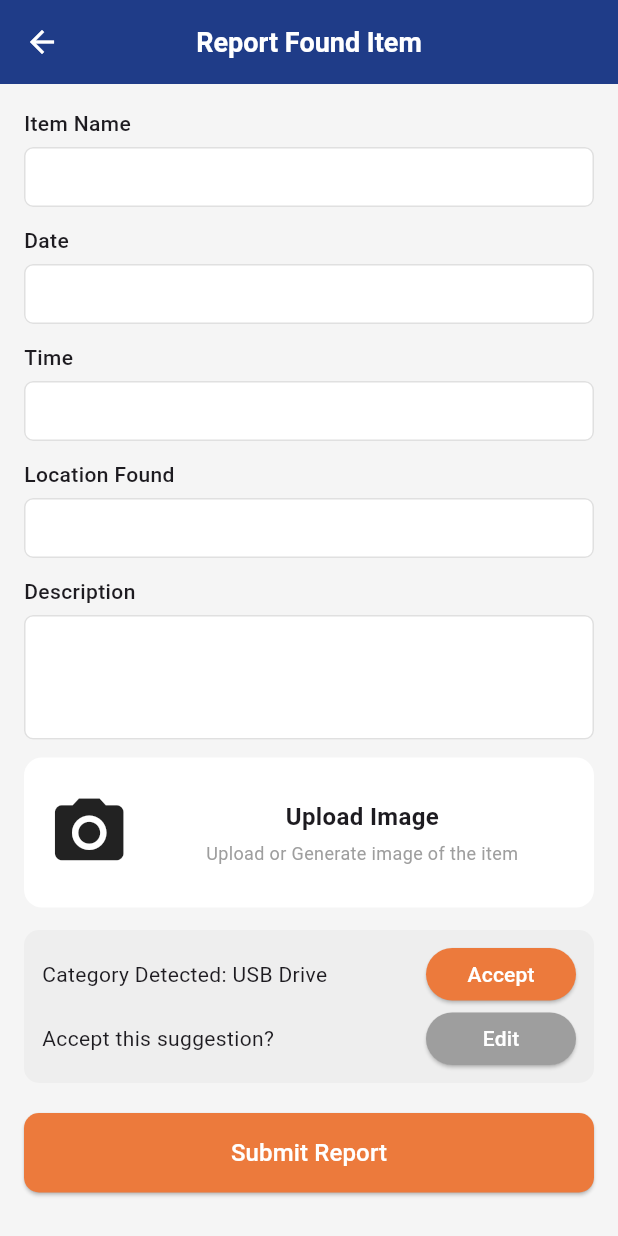
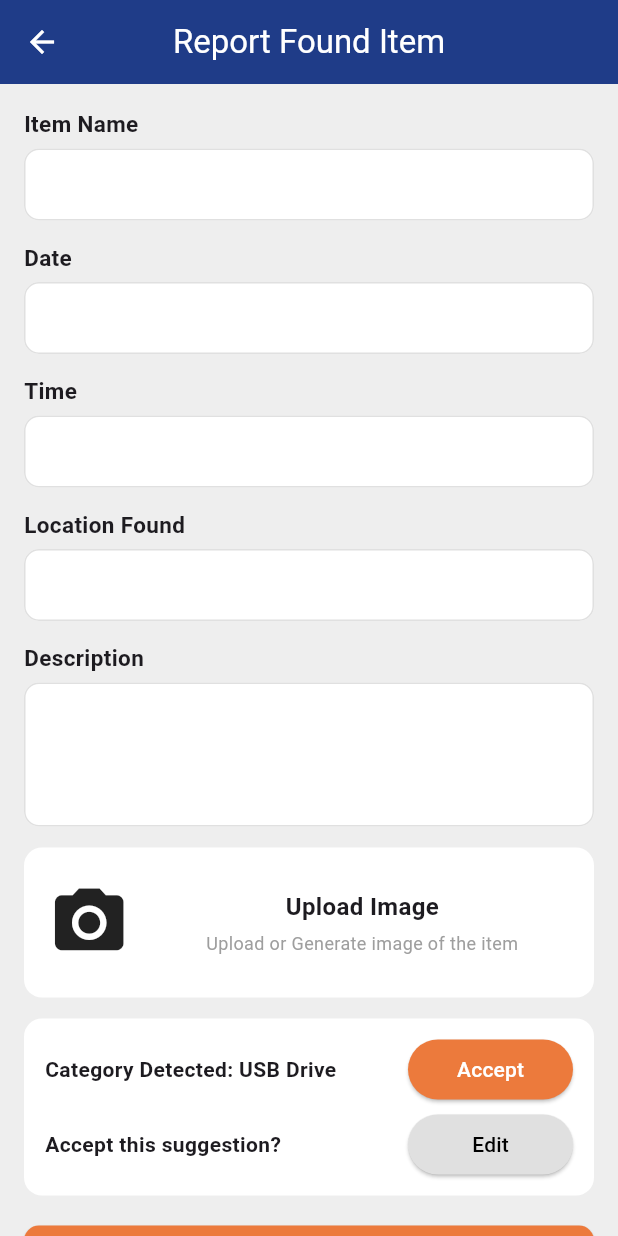
Before and after one commit to tajithtr/campus-lost-found-app, a Flutter app: the ReportFoundItemPage screen opened by its route, on a phone screen of 412 x 824 dp. Run offline on Flutter 3.47's test engine with Material 3 defaults, Android fonts, the phone set to English and light mode, and no system bars; our stand-ins replace cloud_firestore, firebase_auth, firebase_core, image_picker; accounts and stored records are empty.

Commit message:
Add Found Items screens: list, details, and report
1.report_found_item_screen.dart – Screen to report a found item with fields for name, date, time, location, description, image upload, and category suggestions.

2.found_items_list_screen.dart – List screen to view found items with search, category tabs, and navigation to details.

3.found_item_details_screen.dart – Detailed view of a found item showing image, location, date/time, category, AI owner suggestions, and actions to contact owner or mark as read.`

```diff
--- a/campus_lost_found_app/lib/features/found_items/screens/report_found_item_screen.dart
+++ b/campus_lost_found_app/lib/features/found_items/screens/report_found_item_screen.dart
@@ -4,132 +4,109 @@ class ReportFoundItemPage extends StatefulWidget {
   const ReportFoundItemPage({super.key});
 
   @override
-  ReportFoundItemPageState createState() => ReportFoundItemPageState();
+  _ReportFoundItemPageState createState() => _ReportFoundItemPageState();
 }
 
-class ReportFoundItemPageState extends State<ReportFoundItemPage> {
-  final TextEditingController itemNameController = TextEditingController();
-  final TextEditingController dateController = TextEditingController();
-  final TextEditingController timeController = TextEditingController();
-  final TextEditingController locationController = TextEditingController();
-  final TextEditingController descriptionController = TextEditingController();
+class _ReportFoundItemPageState extends State<ReportFoundItemPage> {
+  TextEditingController dateController = TextEditingController();
+  TextEditingController timeController = TextEditingController();
+
+  Widget inputField(
+    String title, {
+    int maxLines = 1,
+    TextEditingController? controller,
+    VoidCallback? onTap,
+  }) {
+    return Column(
+      crossAxisAlignment: CrossAxisAlignment.start,
+      children: [
+        Text(
+          title,
+          style: TextStyle(fontWeight: FontWeight.bold, fontSize: 15),
+        ),
+        SizedBox(height: 6),
+        TextField(
+          controller: controller,
+          readOnly: onTap != null,
+          onTap: onTap,
+          maxLines: maxLines,
+          decoration: InputDecoration(
+            filled: true,
+            fillColor: Colors.white,
+            contentPadding: EdgeInsets.symmetric(horizontal: 12, vertical: 12),
+            enabledBorder: OutlineInputBorder(
+              borderRadius: BorderRadius.circular(10),
+              borderSide: BorderSide(color: Colors.grey.shade300, width: 1),
+            ),
+            focusedBorder: OutlineInputBorder(
+              borderRadius: BorderRadius.circular(10),
+              borderSide: BorderSide(color: Colors.grey.shade400, width: 1.2),
+            ),
+          ),
+        ),
+        SizedBox(height: 14),
+      ],
+    );
+  }
 
   Future<void> pickDate() async {
-    DateTime? pickedDate = await showDatePicker(
+    DateTime? picked = await showDatePicker(
       context: context,
       initialDate: DateTime.now(),
       firstDate: DateTime(2000),
       lastDate: DateTime(2100),
     );
 
-    if (pickedDate != null) {
-      dateController.text =
-          "${pickedDate.year}-${pickedDate.month}-${pickedDate.day}";
+    if (picked != null) {
+      setState(() {
+        dateController.text = "${picked.day}/${picked.month}/${picked.year}";
+      });
     }
   }
 
   Future<void> pickTime() async {
-    final currentContext = context;
-    TimeOfDay? pickedTime = await showTimePicker(
-      context: currentContext,
+    TimeOfDay? picked = await showTimePicker(
+      context: context,
       initialTime: TimeOfDay.now(),
     );
 
-    if (pickedTime != null) {
-      timeController.text = pickedTime.format(currentContext);
+    if (picked != null) {
+      setState(() {
+        timeController.text = picked.format(context);
+      });
     }
   }
 
-  Widget buildTextField(
-    String label,
-    TextEditingController controller, {
-    bool readOnly = false,
-    VoidCallback? onTap,
-    int maxLines = 1,
-  }) {
-    return Column(
-      crossAxisAlignment: CrossAxisAlignment.start,
-      children: [
-        Text(
-          label,
-          style: TextStyle(fontWeight: FontWeight.w500, fontSize: 14),
-        ),
-        SizedBox(height: 6),
-
-        SizedBox(
-          height: maxLines == 1 ? 40 : null,
-          child: TextField(
-            controller: controller,
-            readOnly: readOnly,
-            onTap: onTap,
-            maxLines: maxLines,
-            style: TextStyle(fontSize: 14),
-            decoration: InputDecoration(
-              filled: true,
-              fillColor: Colors.white,
-              contentPadding: EdgeInsets.symmetric(
-                vertical: 10,
-                horizontal: 10,
-              ),
-              border: OutlineInputBorder(
-                borderRadius: BorderRadius.circular(6),
-                borderSide: BorderSide(color: Colors.grey[300]!),
-              ),
-              enabledBorder: OutlineInputBorder(
-                borderRadius: BorderRadius.circular(6),
-                borderSide: BorderSide(color: Colors.grey[300]!),
-              ),
-              focusedBorder: OutlineInputBorder(
-                borderRadius: BorderRadius.circular(6),
-                borderSide: BorderSide(color: Colors.grey[300]!, width: 1.5),
-              ),
-            ),
-          ),
-        ),
-        SizedBox(height: 12),
-      ],
-    );
-  }
+  void uploadImage() {}
 
   @override
   Widget build(BuildContext context) {
     return Scaffold(
-      backgroundColor: Colors.grey[100],
+      backgroundColor: Colors.grey[200],
       appBar: AppBar(
-        leading: Icon(Icons.arrow_back, color: Colors.white),
-        title: Text(
+        backgroundColor: const Color(0xFF1F3C88),
+        iconTheme: const IconThemeData(color: Colors.white),
+        leading: IconButton(
+          icon: const Icon(Icons.arrow_back),
+          onPressed: () {},
+        ),
+        title: const Text(
           "Report Found Item",
-          style: TextStyle(
-            color: Colors.white,
-            fontSize: 18,
-            fontWeight: FontWeight.bold,
-          ),
+          style: TextStyle(color: Colors.white),
         ),
         centerTitle: true,
-        backgroundColor: const Color(0xFF1F3C88),
       ),
       body: SingleChildScrollView(
         padding: EdgeInsets.all(16),
         child: Column(
           children: [
-            buildTextField("Item Name", itemNameController),
-            buildTextField(
-              "Date",
-              dateController,
-              readOnly: true,
-              onTap: pickDate,
-            ),
-            buildTextField(
-              "Time",
-              timeController,
-              readOnly: true,
-              onTap: pickTime,
-            ),
-            buildTextField("Location Found", locationController),
-            buildTextField("Description", descriptionController, maxLines: 3),
-
+            inputField("Item Name"),
+            inputField("Date", controller: dateController, onTap: pickDate),
+            inputField("Time", controller: timeController, onTap: pickTime),
+            inputField("Location Found"),
+            inputField("Description", maxLines: 3),
             GestureDetector(
-              onTap: () {},
+              onTap: uploadImage,
               child: Container(
                 width: double.infinity,
                 height: 100,
@@ -166,31 +143,37 @@ class ReportFoundItemPageState extends State<ReportFoundItemPage> {
                 ),
               ),
             ),
-
-            SizedBox(height: 15),
-
-            /// Category Suggestion Box
+            SizedBox(height: 14),
             Container(
-              padding: EdgeInsets.all(12),
+              padding: EdgeInsets.all(14),
               decoration: BoxDecoration(
-                color: Colors.grey[200],
-                borderRadius: BorderRadius.circular(10),
+                color: Colors.white,
+                borderRadius: BorderRadius.circular(12),
               ),
               child: Column(
                 children: [
                   Row(
-                    mainAxisAlignment: MainAxisAlignment.spaceBetween,
                     children: [
-                      Text("Category Detected: USB Drive"),
+                      Expanded(
+                        child: Text(
+                          "Category Detected: USB Drive",
+                          style: TextStyle(fontWeight: FontWeight.bold),
+                        ),
+                      ),
                       SizedBox(
-                        width: 100,
-                        height: 35,
+                        width: 110,
+                        height: 40,
                         child: ElevatedButton(
+                          onPressed: () {},
                           style: ElevatedButton.styleFrom(
-                            backgroundColor: Color.fromARGB(255, 236, 122, 60),
-                            padding: EdgeInsets.zero,
+                            backgroundColor: const Color.fromARGB(
+                              255,
+                              236,
+                              122,
+                              60,
+                            ),
+                            shape: StadiumBorder(),
                           ),
-                          onPressed: () {},
                           child: Text(
                             "Accept",
                             style: TextStyle(color: Colors.white),
@@ -199,23 +182,27 @@ class ReportFoundItemPageState extends State<ReportFoundItemPage> {
                       ),
                     ],
                   ),
-                  SizedBox(height: 8),
+                  SizedBox(height: 10),
                   Row(
-                    mainAxisAlignment: MainAxisAlignment.spaceBetween,
                     children: [
-                      Text("Accept this suggestion?"),
+                      Expanded(
+                        child: Text(
+                          "Accept this suggestion?",
+                          style: TextStyle(fontWeight: FontWeight.bold),
+                        ),
+                      ),
                       SizedBox(
-                        width: 100,
-                        height: 35,
+                        width: 110,
+                        height: 40,
                         child: ElevatedButton(
+                          onPressed: () {},
                           style: ElevatedButton.styleFrom(
-                            backgroundColor: Colors.grey,
-                            padding: EdgeInsets.zero,
+                            backgroundColor: Colors.grey[300],
+                            shape: StadiumBorder(),
                           ),
-                          onPressed: () {},
                           child: Text(
                             "Edit",
-                            style: TextStyle(color: Colors.white),
+                            style: TextStyle(color: Colors.black),
                           ),
                         ),
                       ),
@@ -224,24 +211,25 @@ class ReportFoundItemPageState extends State<ReportFoundItemPage> {
                 ],
               ),
             ),
-
             SizedBox(height: 20),
-
-            /// Submit Button
             SizedBox(
               width: double.infinity,
               child: ElevatedButton(
+                onPressed: () {},
                 style: ElevatedButton.styleFrom(
-                  backgroundColor: Color.fromARGB(255, 236, 122, 60),
-                  padding: EdgeInsets.symmetric(vertical: 15),
+                  backgroundColor: const Color.fromARGB(255, 236, 122, 60),
+                  padding: EdgeInsets.symmetric(vertical: 14),
                   shape: RoundedRectangleBorder(
                     borderRadius: BorderRadius.circular(10),
                   ),
                 ),
-                onPressed: () {},
                 child: Text(
                   "Submit Report",
-                  style: TextStyle(fontSize: 16, color: Colors.white),
+                  style: TextStyle(
+                    fontWeight: FontWeight.bold,
+                    fontSize: 16,
+                    color: Colors.white,
+                  ),
                 ),
               ),
             ),
```
Also changed, not shown: campus_lost_found_app/lib/features/found_items/screens/found_item_details_screen.dart (+205 -0 lines), campus_lost_found_app/lib/features/found_items/screens/found_items_list_screen.dart (+247 -0 lines), campus_lost_found_app/assets/images/usb.jpg (added), campus_lost_found_app/assets/images/usb_p.jpg (deleted).
